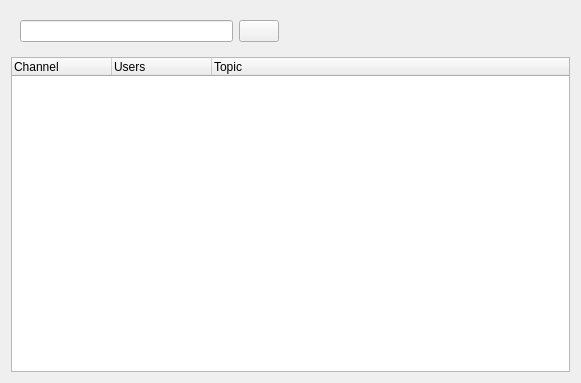
The window that irc/src/ui/ircchannellist.ui (euroelessar/qutim) describes before a commit, drawn with Qt 5.
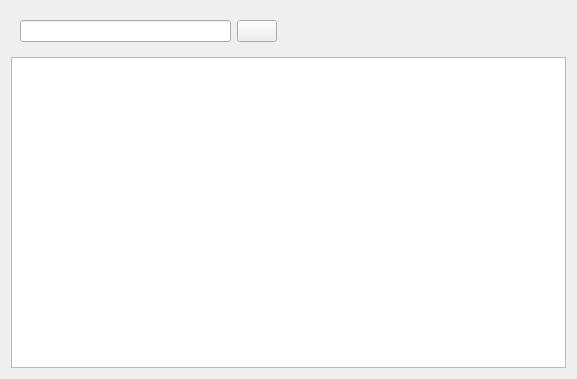
The same window after the commit.

Commit message: IRC: added support for html in the search channel window

The edit to the form file:
```diff
--- a/irc/src/ui/ircchannellist.ui
+++ b/irc/src/ui/ircchannellist.ui
@@ -6,8 +6,8 @@
    <rect>
     <x>0</x>
     <y>0</y>
-    <width>581</width>
-    <height>383</height>
+    <width>577</width>
+    <height>379</height>
    </rect>
   </property>
   <property name="windowTitle">
@@ -42,31 +42,6 @@
      </layout>
     </widget>
    </item>
-   <item row="1" column="1" colspan="2">
-    <widget class="QTreeWidget" name="channelsWidget">
-     <attribute name="headerDefaultSectionSize">
-      <number>100</number>
-     </attribute>
-     <attribute name="headerDefaultSectionSize">
-      <number>100</number>
-     </attribute>
-     <column>
-      <property name="text">
-       <string>Channel</string>
-      </property>
-     </column>
-     <column>
-      <property name="text">
-       <string>Users</string>
-      </property>
-     </column>
-     <column>
-      <property name="text">
-       <string>Topic</string>
-      </property>
-     </column>
-    </widget>
-   </item>
    <item row="0" column="2">
     <widget class="QFrame" name="frame">
      <property name="sizePolicy">
@@ -105,6 +80,37 @@
      </layout>
     </widget>
    </item>
+   <item row="1" column="1" colspan="2">
+    <widget class="QTableView" name="channelsView">
+     <property name="selectionMode">
+      <enum>QAbstractItemView::SingleSelection</enum>
+     </property>
+     <property name="selectionBehavior">
+      <enum>QAbstractItemView::SelectRows</enum>
+     </property>
+     <property name="showGrid">
+      <bool>false</bool>
+     </property>
+     <attribute name="horizontalHeaderHighlightSections">
+      <bool>true</bool>
+     </attribute>
+     <attribute name="horizontalHeaderStretchLastSection">
+      <bool>true</bool>
+     </attribute>
+     <attribute name="verticalHeaderVisible">
+      <bool>false</bool>
+     </attribute>
+     <attribute name="verticalHeaderVisible">
+      <bool>false</bool>
+     </attribute>
+     <attribute name="horizontalHeaderStretchLastSection">
+      <bool>true</bool>
+     </attribute>
+     <attribute name="horizontalHeaderHighlightSections">
+      <bool>true</bool>
+     </attribute>
+    </widget>
+   </item>
   </layout>
  </widget>
  <resources/>
```
The commit also changes 3 other files.
